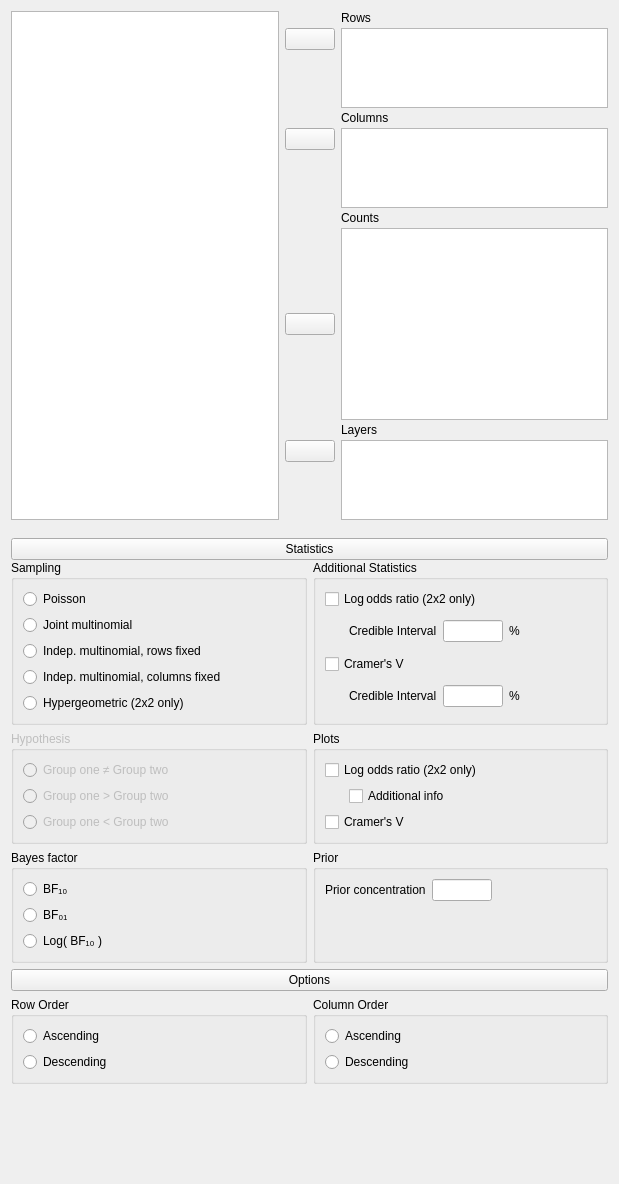
Old version of the form JASP-Desktop/analysisforms/contingencytablesbayesianform.ui in the repository jasp-stats/jasp-desktop.
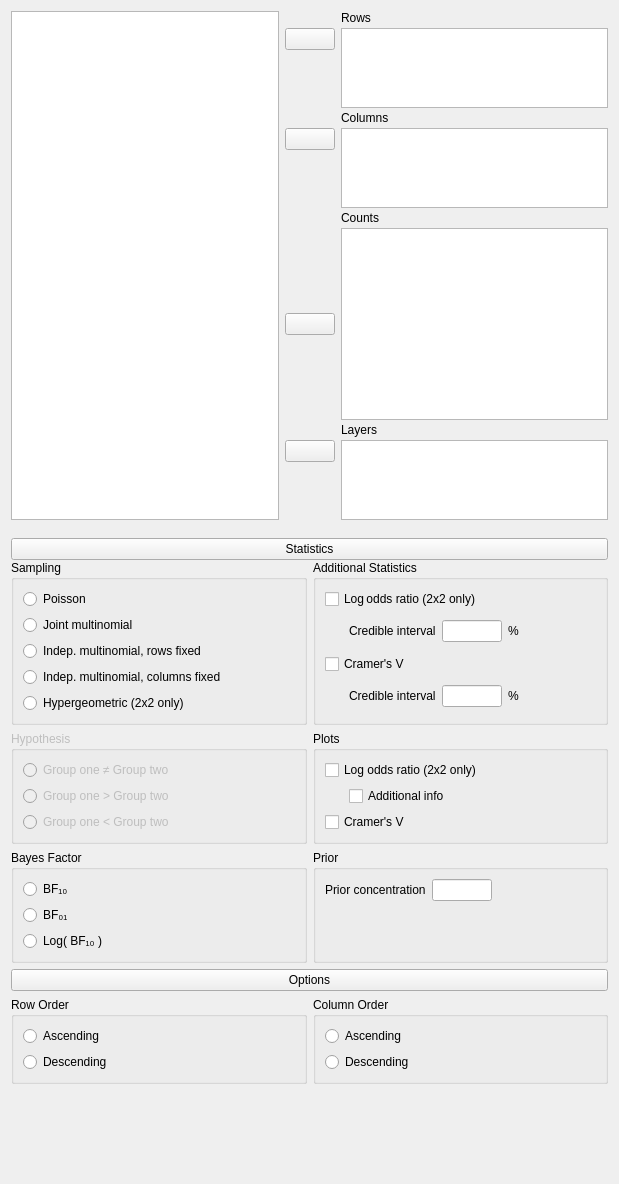
New version of the form. Custom widgets are drawn as their Qt base class.

Diff of the .ui file:
```diff
--- a/JASP-Desktop/analysisforms/contingencytablesbayesianform.ui
+++ b/JASP-Desktop/analysisforms/contingencytablesbayesianform.ui
@@ -407,7 +407,7 @@
                   </sizepolicy>
                  </property>
                  <property name="text">
-                  <string>Credible Interval</string>
+                  <string>Credible interval</string>
                  </property>
                 </widget>
                </item>
@@ -459,7 +459,7 @@
                   </sizepolicy>
                  </property>
                  <property name="text">
-                  <string>Credible Interval</string>
+                  <string>Credible interval</string>
                  </property>
                 </widget>
                </item>
@@ -666,7 +666,7 @@
          <item row="2" column="0" rowspan="2" colspan="2">
           <widget class="BoundGroupBox" name="bayesFactorType">
            <property name="title">
-            <string>Bayes factor</string>
+            <string>Bayes Factor</string>
            </property>
            <layout class="QGridLayout" name="gridLayout_5">
             <item row="1" column="0">
@@ -847,16 +847,16 @@
    <extends>QPushButton</extends>
    <header>widgets/expanderbutton.h</header>
   </customwidget>
-  <customwidget>
-   <class>boundSingleItemView</class>
-   <extends>QListView</extends>
-   <header>widgets/boundsingleitemview.h</header>
-  </customwidget>
   <customwidget>
    <class>BoundCheckBox</class>
    <extends>QCheckBox</extends>
    <header>widgets/boundcheckbox.h</header>
   </customwidget>
+  <customwidget>
+   <class>boundSingleItemView</class>
+   <extends>QListView</extends>
+   <header>widgets/boundsingleitemview.h</header>
+  </customwidget>
  </customwidgets>
  <resources/>
  <connections>
```
